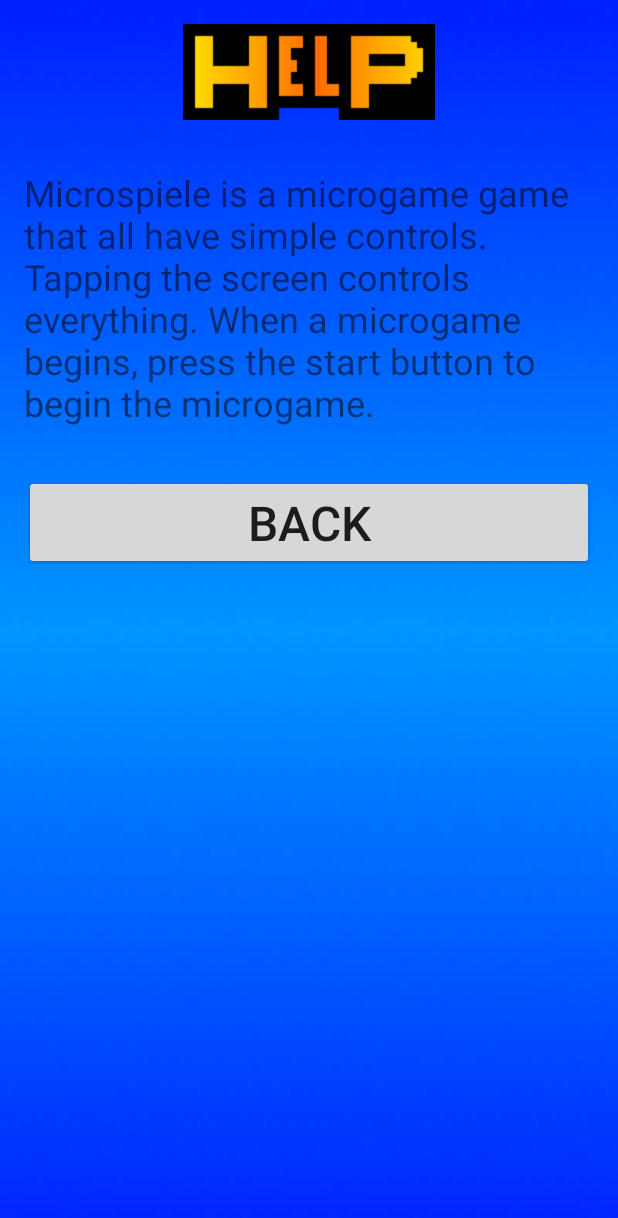
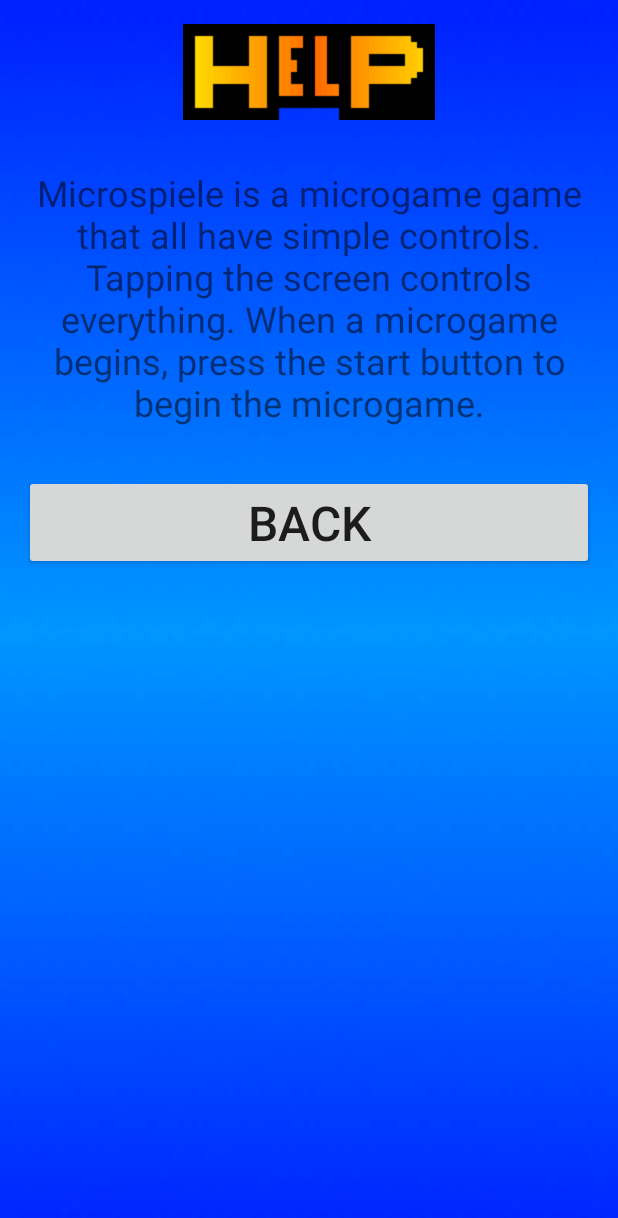
Before and after one commit to SpookySkelemen/Mikrospiele, an Android app: the HelpActivity screen opened directly, with no data from a screen before it, on a phone screen of 412 x 824 dp. Shown: the top 1218 px of the screen. Run offline under Robolectric (Android 15) with nearby library versions, the phone set to English and light mode, and no system bars.

Commit message:
mostly done, so yeeeee

```diff
--- a/app/build.gradle
+++ b/app/build.gradle
@@ -25,6 +25,6 @@ dependencies {
         exclude group: 'com.android.support', module: 'support-annotations'
     })
     compile 'com.android.support:appcompat-v7:25.0.1'
-    compile 'com.android.support.constraint:constraint-layout:1.0.2'
+    // compile 'com.android.support.constraint:constraint-layout:1.0.2'
     testCompile 'junit:junit:4.12'
 }
--- a/app/src/main/res/layout/activity_about.xml
+++ b/app/src/main/res/layout/activity_about.xml
@@ -22,6 +22,7 @@
         android:layout_width="match_parent"
         android:layout_height="wrap_content"
         android:layout_below="@id/imgPicture"
+        android:gravity="center"
         android:text="@string/about_text"
         android:textColor="@color/colorAccent"
         android:textSize="@dimen/activity_small_text" />
--- a/app/src/main/res/layout/activity_help.xml
+++ b/app/src/main/res/layout/activity_help.xml
@@ -26,6 +26,7 @@
     <TextView
         android:layout_width="match_parent"
         android:layout_height="wrap_content"
+        android:gravity="center"
         android:text="@string/help_text"
         android:textSize="@dimen/activity_small_text" />
 
--- a/app/src/main/res/values-w820dp/dimens.xml
+++ /dev/null
@@ -1,6 +0,0 @@
-<resources>
-    <!-- Example customization of dimensions originally defined in res/values/dimens.xml
-         (such as screen margins) for screens with more than 820dp of available width. This
-         would include 7" and 10" devices in landscape (~960dp and ~1280dp respectively). -->
-    <dimen name="activity_horizontal_margin">64dp</dimen>
-</resources>
```
